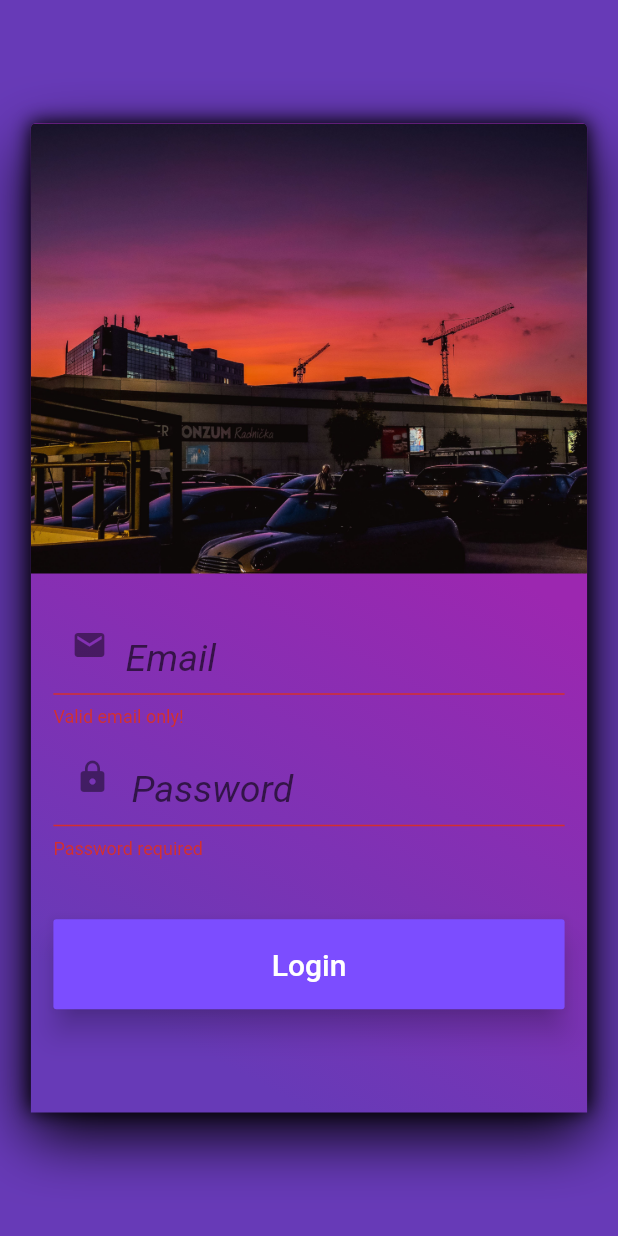
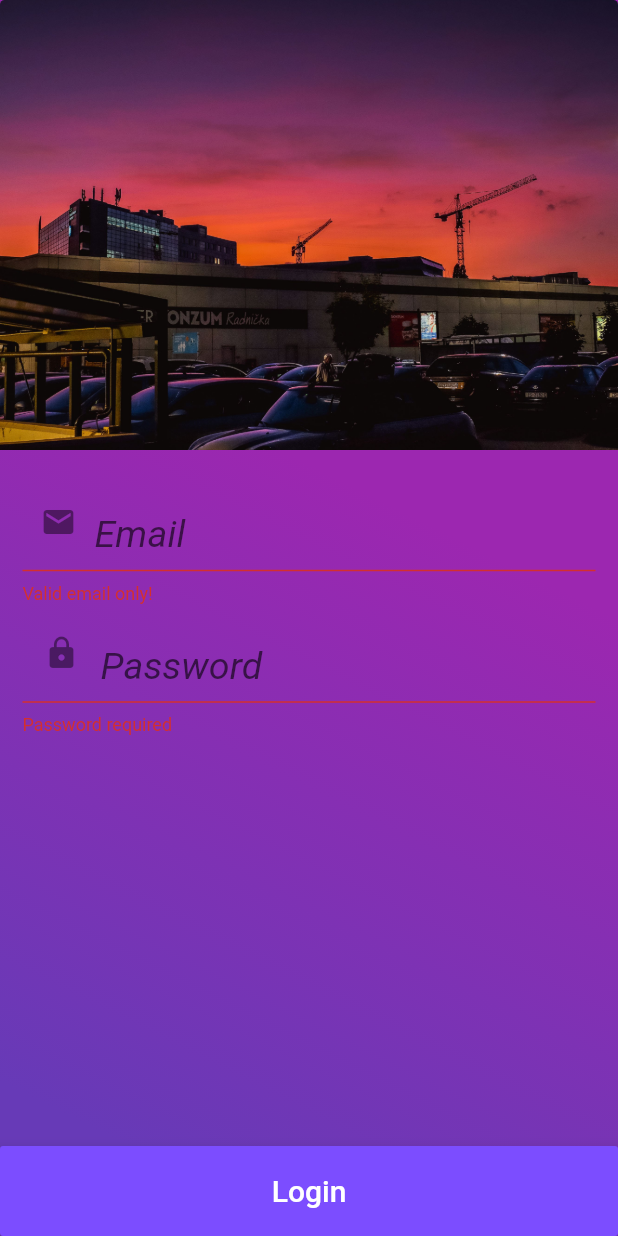
Before and after one commit to narendrasinghrathore/todo_app_flutter, a Flutter app: the AppLogin screen opened directly, after a tap on "Login", on a phone screen of 412 x 824 dp. Run offline on Flutter 3.47's test engine with Material 2 defaults, Android fonts, the phone set to English and light mode, and no system bars; our stand-ins replace firebase_auth, firebase_core, rxdart; accounts and stored records are empty; project files that could hold a hidden picture were left out.

```diff
--- a/lib/widgets/stateful/login/login.dart
+++ b/lib/widgets/stateful/login/login.dart
@@ -1,7 +1,9 @@
 import 'package:flutter/material.dart';
 import 'package:flutter/widgets.dart';
+import 'package:rxdart/rxdart.dart';
 import 'package:todo_app_flutter/models/User.dart';
 import 'package:todo_app_flutter/services/AppFactoryService.dart';
+import 'package:todo_app_flutter/services/AppFactoryWidgets.dart';
 import 'package:todo_app_flutter/services/common.service.dart';
 import 'package:todo_app_flutter/services/firebase/auth.service.dart';
 import 'package:todo_app_flutter/services/user.service.dart';
@@ -39,6 +41,50 @@ class _AppLoginState extends State<AppLogin> {
   Widget build(BuildContext context) {
     return Scaffold(
       backgroundColor: Colors.deepPurple,
+      floatingActionButton: Builder(builder: (BuildContext context) {
+        return SizedBox(
+          width: MediaQuery.of(context).size.width,
+          height: 60,
+          child: RaisedButton(
+            elevation: 8.0,
+            color: Colors.deepPurpleAccent,
+            onPressed: () {
+              if (_formKey.currentState.validate()) {
+                print('Valid  ${myController.text}');
+                // If the form is valid, display a snackbar. In the real world, you'd
+                // often want to call a server or save the information in a database
+
+                var auth = AppFactoryService.appFirebaseAuth;
+                var a =
+                    AppFactoryWidgets.showSpinner(context, 'Authenticating...');
+
+                auth
+                    .loginUser(myController.text, passwordContorller.text)
+                    .take(1)
+                    .listen(
+                        (a) {
+                          AppUser.user$.add(a);
+                          Scaffold.of(context).showSnackBar(SnackBar(
+                            content: Text(
+                                "Authentication done, let's explore ${a.displayName}"),
+                          ));
+                          Navigator.pushReplacementNamed(context, '/home');
+                        },
+                        cancelOnError: true,
+                        onDone: () {
+                          a.close();
+                        });
+              }
+            },
+            child: Text('Login',
+                style: TextStyle(
+                  color: Colors.white,
+                  fontSize: 20,
+                )),
+          ),
+        );
+      }),
+      floatingActionButtonLocation: FloatingActionButtonLocation.centerDocked,
       body: new CustomBuilder(
           circularRadius20: circularRadius20,
           headerImage: _headerImage,
@@ -71,27 +117,9 @@ class CustomBuilder extends StatelessWidget {
   Widget build(BuildContext context) {
     return Builder(builder: (BuildContext context) {
       return SafeArea(
-        child: Center(
         child: Container(
-            margin: EdgeInsets.all(10.0),
-            width: MediaQuery.of(context).size.width * .9,
-            height: MediaQuery.of(context).size.height * .8,
+          height: MediaQuery.of(context).size.height,
           decoration: BoxDecoration(
-              boxShadow: [
-                BoxShadow(
-                    color: Colors.black,
-                    offset: Offset(0.0, 15.0),
-                    blurRadius: 35.0),
-                BoxShadow(
-                    color: Colors.black,
-                    offset: Offset(0.0, -1.0),
-                    blurRadius: 10.0),
-              ],
-              borderRadius: BorderRadius.only(
-                topLeft: circularRadius20,
-                topRight: circularRadius20,
-              ),
-              color: Colors.white,
             gradient: LinearGradient(
               colors: [Colors.deepPurple, Colors.purple],
               begin: Alignment.bottomCenter,
@@ -104,8 +132,7 @@ class CustomBuilder extends StatelessWidget {
                   height: 300,
                   decoration: BoxDecoration(
                     borderRadius: BorderRadius.only(
-                          topRight: circularRadius20,
-                          topLeft: circularRadius20),
+                        topRight: circularRadius20, topLeft: circularRadius20),
                     image: DecorationImage(
                       fit: BoxFit.cover,
                       image: AssetImage(_headerImage),
@@ -117,7 +144,6 @@ class CustomBuilder extends StatelessWidget {
                   child: buildForm(context),
                 ),
               ],
-              ),
             ),
           ),
         ),
@@ -187,43 +213,6 @@ class CustomBuilder extends StatelessWidget {
               ),
             ],
           ),
-          SizedBox(
-            height: 40,
-          ),
-          SizedBox(
-            width: MediaQuery.of(context).size.width,
-            height: 60,
-            child: RaisedButton(
-              elevation: 8.0,
-              color: Colors.deepPurpleAccent,
-              onPressed: () {
-                if (_formKey.currentState.validate()) {
-                  print('Valid  ${emailController.text}');
-                  // If the form is valid, display a snackbar. In the real world, you'd
-                  // often want to call a server or save the information in a database
-
-                  var auth = AppFactoryService.appFirebaseAuth;
-
-                  auth
-                      .loginUser(emailController.text, passwordController.text)
-                      .take(1)
-                      .listen((a) {
-                    AppUser.user$.add(a);
-                    Scaffold.of(context).showSnackBar(SnackBar(
-                      content: Text(
-                          "Authentication done, let's explore ${a.displayName}"),
-                    ));
-                    Navigator.pushReplacementNamed(context, '/home');
-                  });
-                }
-              },
-              child: Text('Login',
-                  style: TextStyle(
-                    color: Colors.white,
-                    fontSize: 20,
-                  )),
-            ),
-          ),
         ],
       ),
     );
```
Also changed, not shown: lib/services/AppFactoryWidgets.dart (added, +23 -0 lines), lib/widgets/stateful/home/home.dart (+41 -24 lines). Lines whose indentation alone changed are shown as unchanged.
